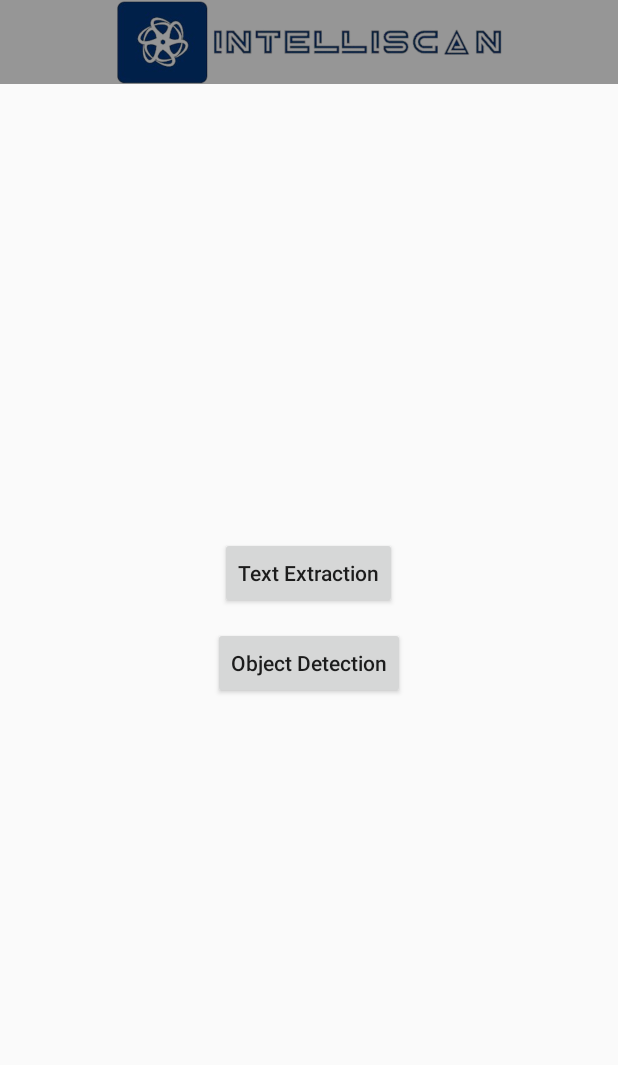
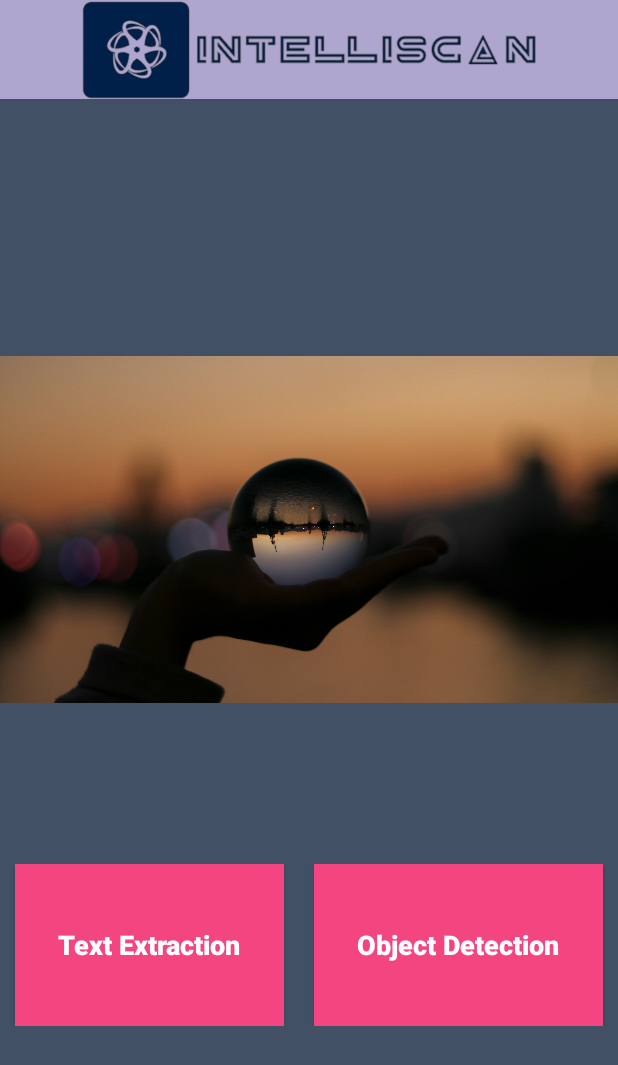
Before and after one commit to user08121982/Object-Detection, an Android app: the screen it shows after launch (HomeActivity), on a phone screen of 412 x 824 dp. Shown: the top 1065 px of the screen. Run offline under Robolectric (Android 15) with nearby library versions, the phone set to English and light mode, and no system bars.

Commit message:
Object detection 1.4.1

```diff
--- a/app/src/main/res/layout/home_activity.xml
+++ b/app/src/main/res/layout/home_activity.xml
@@ -1,12 +1,13 @@
 <?xml version="1.0" encoding="utf-8"?>
 <RelativeLayout xmlns:android="http://schemas.android.com/apk/res/android"
     android:layout_width="match_parent"
-    android:layout_height="match_parent">
+    android:layout_height="match_parent"
+    android:background="@color/tfe_color_accent">
 
     <LinearLayout
         android:layout_width="match_parent"
-        android:layout_height="?attr/actionBarSize"
-        android:background="@color/tfe_semi_transparent">
+        android:layout_height="66dp"
+        android:background="#AEA6CE">
 
         <ImageView
             android:layout_width="match_parent"
@@ -15,22 +16,47 @@
 
     </LinearLayout>
 
+    <LinearLayout
+        android:layout_width="match_parent"
+        android:layout_height="wrap_content"
+        android:layout_alignParentBottom="true"
+        android:layout_marginBottom="140dp">
+
         <Button
             android:id="@+id/btn_txtex"
             android:layout_width="wrap_content"
-        android:layout_height="wrap_content"
-        android:layout_centerInParent="true"
+            android:layout_height="108dp"
+            android:layout_marginStart="10dp"
+            android:layout_marginEnd="10dp"
+            android:layout_weight="1"
+            android:background="#F34580"
             android:onClick="opnTxtExt"
             android:text="Text Extraction"
-        android:translationY="-30dp" />
+            android:textColor="#FFFFFF"
+            android:textSize="18sp"
+            android:textStyle="bold" />
 
         <Button
             android:id="@+id/btn_objdec"
             android:layout_width="wrap_content"
-        android:layout_height="wrap_content"
-        android:layout_centerInParent="true"
+            android:layout_height="108dp"
+            android:layout_marginStart="10dp"
+            android:layout_marginEnd="10dp"
+            android:layout_weight="1"
+            android:background="#F34580"
             android:onClick="opnObjDec"
             android:text="Object Detection"
-        android:translationY="30dp" />
+            android:textColor="#FFFFFF"
+            android:textSize="18sp"
+            android:textStyle="bold" />
+    </LinearLayout>
+
+    <ImageView
+        android:id="@+id/imageView2"
+        android:layout_width="match_parent"
+        android:layout_height="306dp"
+        android:layout_alignParentBottom="true"
+        android:layout_marginBottom="318dp"
+        android:src="@drawable/fav1" />
 
 </RelativeLayout>
```
Also changed, not shown: app/src/main/res/drawable/fav1.jpg (added). Lines whose indentation alone changed are shown as unchanged.
